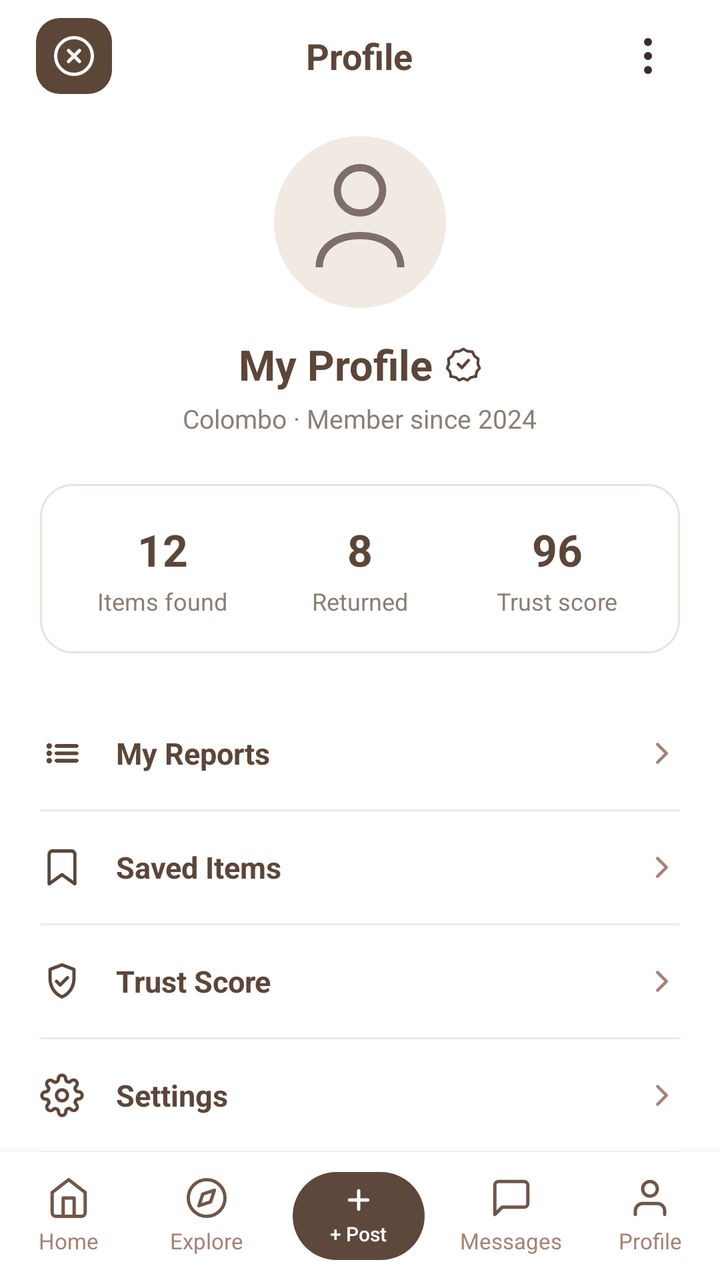
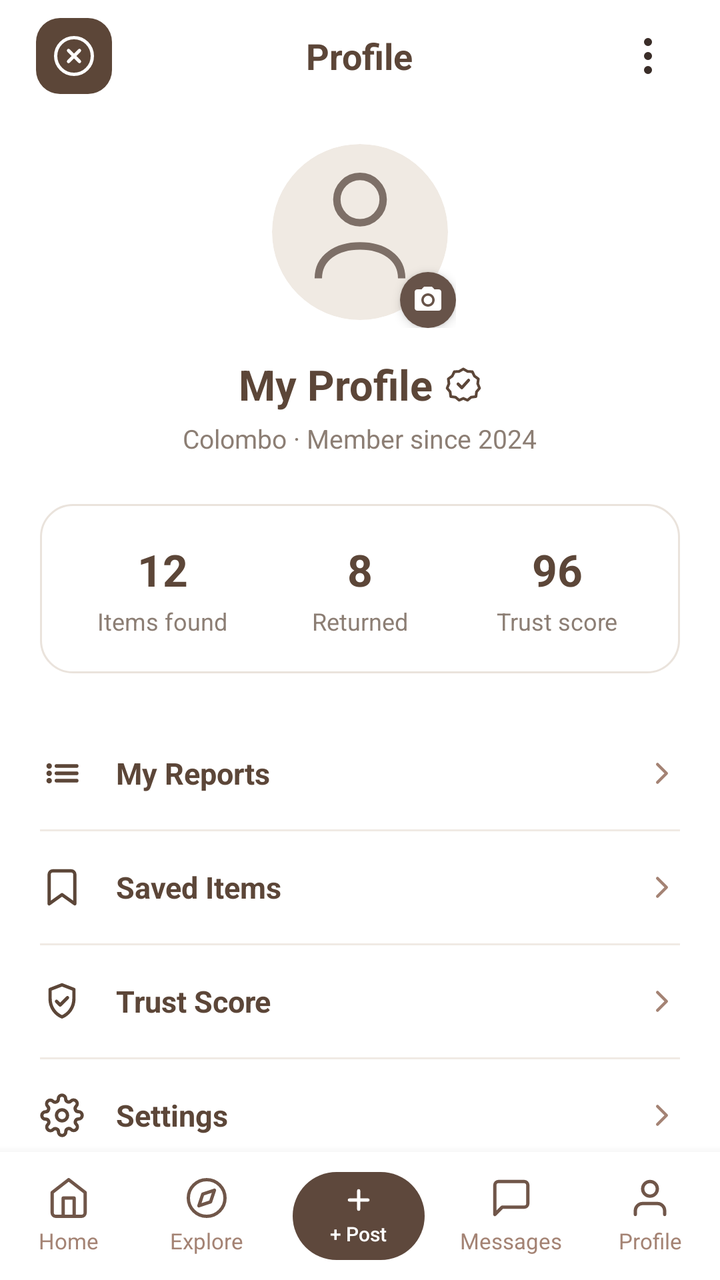

Compare the two renders of this Android layout. The source of the first and the diff that turns it into the second are given below.
<!-- AndroidManifest.xml: application theme Theme.LostAndFound -->
<!-- res/layout/fragment_profile.xml -->
<?xml version="1.0" encoding="utf-8"?>
<LinearLayout xmlns:android="http://schemas.android.com/apk/res/android"
    xmlns:app="http://schemas.android.com/apk/res-auto"
    xmlns:tools="http://schemas.android.com/tools"
    android:layout_width="match_parent"
    android:layout_height="match_parent"
    android:background="@color/white"
    android:orientation="vertical"
    tools:context=".ProfileFragment">

    
    <RelativeLayout
        android:id="@+id/headerBar"
        android:layout_width="match_parent"
        android:layout_height="56dp"
        android:paddingStart="18dp"
        android:paddingEnd="18dp">

        <ImageView
            android:id="@+id/btnClose"
            android:layout_width="38dp"
            android:layout_height="38dp"
            android:layout_alignParentStart="true"
            android:layout_centerVertical="true"
            android:background="@drawable/bg_close_btn"
            android:clickable="true"
            android:contentDescription="Close"
            android:focusable="true"
            android:padding="8dp"
            android:src="@drawable/ic_close_circle_white" />

        <TextView
            android:id="@+id/textTitle"
            android:layout_width="wrap_content"
            android:layout_height="wrap_content"
            android:layout_centerInParent="true"
            android:fontFamily="sans-serif-bold"
            android:text="Profile"
            android:textColor="#5C4638"
            android:textSize="18sp"
            android:textStyle="bold" />

        <ImageView
            android:id="@+id/btnMenu"
            android:layout_width="36dp"
            android:layout_height="36dp"
            android:layout_alignParentEnd="true"
            android:layout_centerVertical="true"
            android:background="?attr/selectableItemBackgroundBorderless"
            android:clickable="true"
            android:contentDescription="More options"
            android:focusable="true"
            android:padding="6dp"
            android:src="@drawable/ic_more_vertical" />
    </RelativeLayout>

    
    <androidx.core.widget.NestedScrollView
        android:id="@+id/scrollBox"
        android:layout_width="match_parent"
        android:layout_height="0dp"
        android:layout_weight="1"
        android:fillViewport="true"
        android:overScrollMode="never">

        <LinearLayout
            android:layout_width="match_parent"
            android:layout_height="wrap_content"
            android:orientation="vertical"
            android:paddingStart="20dp"
            android:paddingTop="12dp"
            android:paddingEnd="20dp"
            android:paddingBottom="24dp">

            
            <ImageView
                android:id="@+id/userAvatar"
                android:layout_width="86dp"
                android:layout_height="86dp"
                android:layout_gravity="center_horizontal"
                android:contentDescription="Profile avatar"
                android:src="@drawable/ic_user_avatar" />

            
            <LinearLayout
                android:layout_width="wrap_content"
                android:layout_height="wrap_content"
                android:layout_gravity="center_horizontal"
                android:layout_marginTop="14dp"
                android:gravity="center_vertical"
                android:orientation="horizontal">

                <TextView
                    android:id="@+id/userName"
                    android:layout_width="wrap_content"
                    android:layout_height="wrap_content"
                    android:fontFamily="sans-serif-bold"
                    android:text="My Profile"
                    android:textColor="#5C4638"
                    android:textSize="21sp"
                    android:textStyle="bold" />

                <ImageView
                    android:id="@+id/badgeVerified"
                    android:layout_width="18dp"
                    android:layout_height="18dp"
                    android:layout_marginStart="6dp"
                    android:contentDescription="Verified"
                    android:src="@drawable/ic_verified_badge" />
            </LinearLayout>

            
            <TextView
                android:id="@+id/userSubtitle"
                android:layout_width="wrap_content"
                android:layout_height="wrap_content"
                android:layout_gravity="center_horizontal"
                android:layout_marginTop="4dp"
                android:fontFamily="sans-serif"
                android:text="Colombo · Member since 2024"
                android:textColor="#8C7E74"
                android:textSize="13sp" />

            
            <LinearLayout
                android:id="@+id/cardStats"
                android:layout_width="match_parent"
                android:layout_height="wrap_content"
                android:layout_marginTop="24dp"
                android:background="@drawable/bg_profile_stats_card"
                android:orientation="horizontal"
                android:paddingStart="12dp"
                android:paddingTop="18dp"
                android:paddingEnd="12dp"
                android:paddingBottom="18dp">

                
                <LinearLayout
                    android:layout_width="0dp"
                    android:layout_height="wrap_content"
                    android:layout_weight="1"
                    android:gravity="center"
                    android:orientation="vertical">

                    <TextView
                        android:id="@+id/countItemsFound"
                        android:layout_width="wrap_content"
                        android:layout_height="wrap_content"
                        android:fontFamily="sans-serif-bold"
                        android:text="12"
                        android:textColor="#5C4638"
                        android:textSize="22sp"
                        android:textStyle="bold" />

                    <TextView
                        android:layout_width="wrap_content"
                        android:layout_height="wrap_content"
                        android:layout_marginTop="3dp"
                        android:fontFamily="sans-serif"
                        android:text="Items found"
                        android:textColor="#8C7E74"
                        android:textSize="12sp" />
                </LinearLayout>

                
                <LinearLayout
                    android:layout_width="0dp"
                    android:layout_height="wrap_content"
                    android:layout_weight="1"
                    android:gravity="center"
                    android:orientation="vertical">

                    <TextView
                        android:id="@+id/countItemsReturned"
                        android:layout_width="wrap_content"
                        android:layout_height="wrap_content"
                        android:fontFamily="sans-serif-bold"
                        android:text="8"
                        android:textColor="#5C4638"
                        android:textSize="22sp"
                        android:textStyle="bold" />

                    <TextView
                        android:layout_width="wrap_content"
                        android:layout_height="wrap_content"
                        android:layout_marginTop="3dp"
                        android:fontFamily="sans-serif"
                        android:text="Returned"
                        android:textColor="#8C7E74"
                        android:textSize="12sp" />
                </LinearLayout>

                
                <LinearLayout
                    android:layout_width="0dp"
                    android:layout_height="wrap_content"
                    android:layout_weight="1"
                    android:gravity="center"
                    android:orientation="vertical">

                    <TextView
                        android:id="@+id/countTrustScore"
                        android:layout_width="wrap_content"
                        android:layout_height="wrap_content"
                        android:fontFamily="sans-serif-bold"
                        android:text="96"
                        android:textColor="#5C4638"
                        android:textSize="22sp"
                        android:textStyle="bold" />

                    <TextView
                        android:layout_width="wrap_content"
                        android:layout_height="wrap_content"
                        android:layout_marginTop="3dp"
                        android:fontFamily="sans-serif"
                        android:text="Trust score"
                        android:textColor="#8C7E74"
                        android:textSize="12sp" />
                </LinearLayout>
            </LinearLayout>

            
            <LinearLayout
                android:layout_width="match_parent"
                android:layout_height="wrap_content"
                android:layout_marginTop="22dp"
                android:orientation="vertical">

                
                <LinearLayout
                    android:id="@+id/rowReports"
                    android:layout_width="match_parent"
                    android:layout_height="56dp"
                    android:clickable="true"
                    android:focusable="true"
                    android:foreground="?attr/selectableItemBackground"
                    android:gravity="center_vertical"
                    android:orientation="horizontal">

                    <ImageView
                        android:layout_width="22dp"
                        android:layout_height="22dp"
                        android:contentDescription="Reports"
                        android:src="@drawable/ic_list_view"
                        app:tint="#5C4638" />

                    <TextView
                        android:layout_width="0dp"
                        android:layout_height="wrap_content"
                        android:layout_marginStart="16dp"
                        android:layout_weight="1"
                        android:fontFamily="sans-serif-bold"
                        android:text="My Reports"
                        android:textColor="#5C4638"
                        android:textSize="15sp"
                        android:textStyle="bold" />

                    <ImageView
                        android:layout_width="18dp"
                        android:layout_height="18dp"
                        android:contentDescription="Open"
                        android:src="@drawable/ic_chevron_right" />
                </LinearLayout>

                <View
                    android:layout_width="match_parent"
                    android:layout_height="1dp"
                    android:background="#F0EAE4" />

                
                <LinearLayout
                    android:id="@+id/rowSavedItems"
                    android:layout_width="match_parent"
                    android:layout_height="56dp"
                    android:clickable="true"
                    android:focusable="true"
                    android:foreground="?attr/selectableItemBackground"
                    android:gravity="center_vertical"
                    android:orientation="horizontal">

                    <ImageView
                        android:layout_width="22dp"
                        android:layout_height="22dp"
                        android:contentDescription="Saved Items"
                        android:src="@drawable/ic_bookmark_outline"
                        app:tint="#5C4638" />

                    <TextView
                        android:layout_width="0dp"
                        android:layout_height="wrap_content"
                        android:layout_marginStart="16dp"
                        android:layout_weight="1"
                        android:fontFamily="sans-serif-bold"
                        android:text="Saved Items"
                        android:textColor="#5C4638"
                        android:textSize="15sp"
                        android:textStyle="bold" />

                    <ImageView
                        android:layout_width="18dp"
                        android:layout_height="18dp"
                        android:contentDescription="Open"
                        android:src="@drawable/ic_chevron_right" />
                </LinearLayout>

                <View
                    android:layout_width="match_parent"
                    android:layout_height="1dp"
                    android:background="#F0EAE4" />

                
                <LinearLayout
                    android:id="@+id/rowTrustScore"
                    android:layout_width="match_parent"
                    android:layout_height="56dp"
                    android:clickable="true"
                    android:focusable="true"
                    android:foreground="?attr/selectableItemBackground"
                    android:gravity="center_vertical"
                    android:orientation="horizontal">

                    <ImageView
                        android:layout_width="22dp"
                        android:layout_height="22dp"
                        android:contentDescription="Trust Score"
                        android:src="@drawable/ic_shield_check"
                        app:tint="#5C4638" />

                    <TextView
                        android:layout_width="0dp"
                        android:layout_height="wrap_content"
                        android:layout_marginStart="16dp"
                        android:layout_weight="1"
                        android:fontFamily="sans-serif-bold"
                        android:text="Trust Score"
                        android:textColor="#5C4638"
                        android:textSize="15sp"
                        android:textStyle="bold" />

                    <ImageView
                        android:layout_width="18dp"
                        android:layout_height="18dp"
                        android:contentDescription="Open"
                        android:src="@drawable/ic_chevron_right" />
                </LinearLayout>

                <View
                    android:layout_width="match_parent"
                    android:layout_height="1dp"
                    android:background="#F0EAE4" />

                
                <LinearLayout
                    android:id="@+id/rowSettings"
                    android:layout_width="match_parent"
                    android:layout_height="56dp"
                    android:clickable="true"
                    android:focusable="true"
                    android:foreground="?attr/selectableItemBackground"
                    android:gravity="center_vertical"
                    android:orientation="horizontal">

                    <ImageView
                        android:layout_width="22dp"
                        android:layout_height="22dp"
                        android:contentDescription="Settings"
                        android:src="@drawable/ic_gear_settings"
                        app:tint="#5C4638" />

                    <TextView
                        android:layout_width="0dp"
                        android:layout_height="wrap_content"
                        android:layout_marginStart="16dp"
                        android:layout_weight="1"
                        android:fontFamily="sans-serif-bold"
                        android:text="Settings"
                        android:textColor="#5C4638"
                        android:textSize="15sp"
                        android:textStyle="bold" />

                    <ImageView
                        android:layout_width="18dp"
                        android:layout_height="18dp"
                        android:contentDescription="Open"
                        android:src="@drawable/ic_chevron_right" />
                </LinearLayout>

                <View
                    android:layout_width="match_parent"
                    android:layout_height="1dp"
                    android:background="#F0EAE4" />

                
                <LinearLayout
                    android:id="@+id/rowHelp"
                    android:layout_width="match_parent"
                    android:layout_height="56dp"
                    android:clickable="true"
                    android:focusable="true"
                    android:foreground="?attr/selectableItemBackground"
                    android:gravity="center_vertical"
                    android:orientation="horizontal">

                    <ImageView
                        android:layout_width="22dp"
                        android:layout_height="22dp"
                        android:contentDescription="Help"
                        android:src="@drawable/ic_help_circle"
                        app:tint="#5C4638" />

                    <TextView
                        android:layout_width="0dp"
                        android:layout_height="wrap_content"
                        android:layout_marginStart="16dp"
                        android:layout_weight="1"
                        android:fontFamily="sans-serif-bold"
                        android:text="Help"
                        android:textColor="#5C4638"
                        android:textSize="15sp"
                        android:textStyle="bold" />

                    <ImageView
                        android:layout_width="18dp"
                        android:layout_height="18dp"
                        android:contentDescription="Open"
                        android:src="@drawable/ic_chevron_right" />
                </LinearLayout>

                <View
                    android:layout_width="match_parent"
                    android:layout_height="1dp"
                    android:background="#F0EAE4" />

                
                <LinearLayout
                    android:id="@+id/rowLogout"
                    android:layout_width="match_parent"
                    android:layout_height="56dp"
                    android:clickable="true"
                    android:focusable="true"
                    android:foreground="?attr/selectableItemBackground"
                    android:gravity="center_vertical"
                    android:orientation="horizontal">

                    <ImageView
                        android:layout_width="22dp"
                        android:layout_height="22dp"
                        android:contentDescription="Logout"
                        android:src="@drawable/ic_logout" />

                    <TextView
                        android:layout_width="0dp"
                        android:layout_height="wrap_content"
                        android:layout_marginStart="16dp"
                        android:layout_weight="1"
                        android:fontFamily="sans-serif-bold"
                        android:text="Logout"
                        android:textColor="#DE4343"
                        android:textSize="15sp"
                        android:textStyle="bold" />

                    <ImageView
                        android:layout_width="18dp"
                        android:layout_height="18dp"
                        android:contentDescription="Open"
                        android:src="@drawable/ic_chevron_right" />
                </LinearLayout>
            </LinearLayout>

        </LinearLayout>
    </androidx.core.widget.NestedScrollView>

    
    <include
        android:id="@+id/bottomNav"
        layout="@layout/fragment_bottom_nav"
        android:layout_width="match_parent"
        android:layout_height="64dp" />

</LinearLayout>
<!-- res/layout/fragment_bottom_nav.xml (included above) -->
<?xml version="1.0" encoding="utf-8"?>
<LinearLayout xmlns:android="http://schemas.android.com/apk/res/android"
    android:id="@+id/navCard"
    android:layout_width="match_parent"
    android:layout_height="64dp"
    android:background="@color/white"
    android:baselineAligned="false"
    android:elevation="8dp"
    android:gravity="center_vertical"
    android:orientation="horizontal">

    
    <LinearLayout
        android:id="@+id/tabHome"
        android:layout_width="0dp"
        android:layout_height="match_parent"
        android:layout_weight="1"
        android:clickable="true"
        android:focusable="true"
        android:gravity="center"
        android:orientation="vertical">

        <ImageView
            android:id="@+id/imgHome"
            android:layout_width="22dp"
            android:layout_height="22dp"
            android:contentDescription="Home"
            android:src="@drawable/ic_nav_home" />

        <TextView
            android:id="@+id/lblHome"
            android:layout_width="wrap_content"
            android:layout_height="wrap_content"
            android:layout_marginTop="3dp"
            android:fontFamily="sans-serif"
            android:text="Home"
            android:textColor="@color/text_secondary"
            android:textSize="11sp" />
    </LinearLayout>

    
    <LinearLayout
        android:id="@+id/tabExplore"
        android:layout_width="0dp"
        android:layout_height="match_parent"
        android:layout_weight="1"
        android:clickable="true"
        android:focusable="true"
        android:gravity="center"
        android:orientation="vertical">

        <ImageView
            android:id="@+id/imgExplore"
            android:layout_width="22dp"
            android:layout_height="22dp"
            android:contentDescription="Explore"
            android:src="@drawable/ic_nav_explore" />

        <TextView
            android:id="@+id/lblExplore"
            android:layout_width="wrap_content"
            android:layout_height="wrap_content"
            android:layout_marginTop="3dp"
            android:fontFamily="sans-serif"
            android:text="Explore"
            android:textColor="@color/text_secondary"
            android:textSize="11sp" />
    </LinearLayout>

    
    <LinearLayout
        android:id="@+id/tabPost"
        android:layout_width="0dp"
        android:layout_height="match_parent"
        android:layout_weight="1.2"
        android:clickable="true"
        android:focusable="true"
        android:gravity="center">

        <LinearLayout
            android:id="@+id/btnPostPill"
            android:layout_width="66dp"
            android:layout_height="44dp"
            android:background="@drawable/bg_nav_post_pill"
            android:gravity="center"
            android:orientation="vertical">

            <ImageView
                android:layout_width="16dp"
                android:layout_height="16dp"
                android:contentDescription="Post"
                android:src="@drawable/ic_nav_plus" />

            <TextView
                android:id="@+id/lblPost"
                android:layout_width="wrap_content"
                android:layout_height="wrap_content"
                android:layout_marginTop="2dp"
                android:fontFamily="sans-serif-medium"
                android:text="+ Post"
                android:textColor="@color/white"
                android:textSize="10sp" />
        </LinearLayout>
    </LinearLayout>

    
    <LinearLayout
        android:id="@+id/tabMessages"
        android:layout_width="0dp"
        android:layout_height="match_parent"
        android:layout_weight="1"
        android:clickable="true"
        android:focusable="true"
        android:gravity="center"
        android:orientation="vertical">

        <ImageView
            android:id="@+id/imgMessages"
            android:layout_width="22dp"
            android:layout_height="22dp"
            android:contentDescription="Messages"
            android:src="@drawable/ic_nav_messages" />

        <TextView
            android:id="@+id/lblMessages"
            android:layout_width="wrap_content"
            android:layout_height="wrap_content"
            android:layout_marginTop="3dp"
            android:fontFamily="sans-serif"
            android:text="Messages"
            android:textColor="@color/text_secondary"
            android:textSize="11sp" />
    </LinearLayout>

    
    <LinearLayout
        android:id="@+id/tabProfile"
        android:layout_width="0dp"
        android:layout_height="match_parent"
        android:layout_weight="1"
        android:clickable="true"
        android:focusable="true"
        android:gravity="center"
        android:orientation="vertical">

        <ImageView
            android:id="@+id/imgProfile"
            android:layout_width="22dp"
            android:layout_height="22dp"
            android:contentDescription="Profile"
            android:src="@drawable/ic_nav_profile" />

        <TextView
            android:id="@+id/lblProfile"
            android:layout_width="wrap_content"
            android:layout_height="wrap_content"
            android:layout_marginTop="3dp"
            android:fontFamily="sans-serif"
            android:text="Profile"
            android:textColor="@color/text_secondary"
            android:textSize="11sp" />
    </LinearLayout>

</LinearLayout>
<!-- resources referenced by this layout -->
<resources>
  <color name="text_secondary">#FFA48374</color>
  <color name="white">#FFFFFFFF</color>
  <!-- drawable bg_close_btn (drawable) -->
  <?xml version="1.0" encoding="utf-8"?>
  <shape xmlns:android="http://schemas.android.com/apk/res/android"
      android:shape="rectangle">
      <corners android:radius="12dp" />
      <solid android:color="#5C4638" />
  </shape>
  <!-- drawable bg_nav_post_pill (drawable) -->
  <?xml version="1.0" encoding="utf-8"?>
  <shape xmlns:android="http://schemas.android.com/apk/res/android"
      android:shape="rectangle">
      <corners android:radius="22dp" />
      <solid android:color="#5E483C" />
  </shape>
  <!-- drawable bg_profile_stats_card (drawable) -->
  <?xml version="1.0" encoding="utf-8"?>
  <shape xmlns:android="http://schemas.android.com/apk/res/android"
      android:shape="rectangle">
      <corners android:radius="16dp" />
      <solid android:color="@color/white" />
      <stroke
          android:width="1dp"
          android:color="#EAE3DC" />
  </shape>
  <!-- drawable ic_chevron_right (drawable) -->
  <vector xmlns:android="http://schemas.android.com/apk/res/android"
      android:width="20dp"
      android:height="20dp"
      android:viewportWidth="24"
      android:viewportHeight="24">
    <path
        android:fillColor="@android:color/transparent"
        android:strokeColor="#A48374"
        android:strokeWidth="2"
        android:strokeLineCap="round"
        android:strokeLineJoin="round"
        android:pathData="M9,18l6,-6 -6,-6" />
  </vector>
  <!-- drawable ic_more_vertical (drawable) -->
  <vector xmlns:android="http://schemas.android.com/apk/res/android"
      android:width="24dp"
      android:height="24dp"
      android:viewportWidth="24"
      android:viewportHeight="24">
    <path
        android:fillColor="#3A2D28"
        android:pathData="M12,5m-2,0a2,2 0 1,1 4,0a2,2 0 1,1 -4,0M12,12m-2,0a2,2 0 1,1 4,0a2,2 0 1,1 -4,0M12,19m-2,0a2,2 0 1,1 4,0a2,2 0 1,1 -4,0" />
  </vector>
  <!-- drawable ic_nav_plus (drawable) -->
  <vector xmlns:android="http://schemas.android.com/apk/res/android"
      android:width="20dp"
      android:height="20dp"
      android:viewportWidth="24"
      android:viewportHeight="24">
    <path
        android:fillColor="@android:color/transparent"
        android:strokeColor="#FFFFFF"
        android:strokeWidth="2.4"
        android:strokeLineCap="round"
        android:pathData="M12,5 V19 M5,12 H19" />
  </vector>
  <style name="Theme.LostAndFound" parent="Base.Theme.LostAndFound" />
  <style name="Base.Theme.LostAndFound" parent="Theme.Material3.DayNight.NoActionBar">
          
          <item name="android:statusBarColor">@color/white</item>
          <item name="android:windowLightStatusBar" tools:targetApi="m">true</item>
          <item name="android:navigationBarColor">@color/white</item>
          <item name="android:windowLightNavigationBar" tools:targetApi="o_mr1">true</item>
      </style>
  <!-- unchanged entries left out for length: 13 -->
</resources>

<!-- the commit's change to res/layout/fragment_profile.xml (unified diff, before → after) -->
@@ -73,13 +73,35 @@
             android:paddingBottom="24dp">
 
             
-            <ImageView
-                android:id="@+id/userAvatar"
-                android:layout_width="86dp"
-                android:layout_height="86dp"
+            <FrameLayout
+                android:id="@+id/boxAvatarContainer"
+                android:layout_width="96dp"
+                android:layout_height="96dp"
                 android:layout_gravity="center_horizontal"
-                android:contentDescription="Profile avatar"
-                android:src="@drawable/ic_user_avatar" />
+                android:clickable="true"
+                android:focusable="true">
+
+                <com.google.android.material.imageview.ShapeableImageView
+                    android:id="@+id/userAvatar"
+                    android:layout_width="88dp"
+                    android:layout_height="88dp"
+                    android:layout_gravity="center"
+                    android:contentDescription="Profile avatar"
+                    android:scaleType="centerCrop"
+                    android:src="@drawable/ic_user_avatar"
+                    app:shapeAppearanceOverlay="@style/ShapeAppearance.Circle" />
+
+                <ImageView
+                    android:layout_width="28dp"
+                    android:layout_height="28dp"
+                    android:layout_gravity="bottom|end"
+                    android:background="@drawable/bg_squircle_dark"
+                    android:contentDescription="Upload Photo"
+                    android:elevation="3dp"
+                    android:padding="6dp"
+                    android:src="@drawable/ic_camera"
+                    app:tint="@color/white" />
+            </FrameLayout>
 
             
             <LinearLayout
<!-- resource entries referenced after the edit -->
@@ -26,6 +26,26 @@
           android:width="1dp"
           android:color="#EAE3DC" />
   </shape>
+  <!-- drawable bg_squircle_dark (drawable) -->
+  <?xml version="1.0" encoding="utf-8"?>
+  <shape xmlns:android="http://schemas.android.com/apk/res/android"
+      android:shape="rectangle">
+      <corners android:radius="14dp" />
+      <solid android:color="#675349" />
+  </shape>
+  <!-- drawable ic_camera (drawable) -->
+  <vector xmlns:android="http://schemas.android.com/apk/res/android"
+      android:width="24dp"
+      android:height="24dp"
+      android:viewportWidth="24"
+      android:viewportHeight="24">
+      <path
+          android:fillColor="#FFFFFFFF"
+          android:pathData="M12,12m-3.2,0a3.2,3.2 0,1 1,6.4 0a3.2,3.2 0,1 1,-6.4 0" />
+      <path
+          android:fillColor="#FFFFFFFF"
+          android:pathData="M9,2L7.17,4H4c-1.1,0 -2,0.9 -2,2v12c0,1.1 0.9,2 2,2h16c1.1,0 2,-0.9 2,-2V6c0,-1.1 -0.9,-2 -2,-2h-3.17L15,2H9zm3,15c-2.76,0 -5,-2.24 -5,-5s2.24,-5 5,-5 5,2.24 5,5 -2.24,5 -5,5z" />
+  </vector>
   <!-- drawable ic_chevron_right (drawable) -->
   <vector xmlns:android="http://schemas.android.com/apk/res/android"
       android:width="20dp"
@@ -63,6 +83,10 @@
         android:strokeLineCap="round"
         android:pathData="M12,5 V19 M5,12 H19" />
   </vector>
+  <style name="ShapeAppearance.Circle" parent="">
+          <item name="cornerFamily">rounded</item>
+          <item name="cornerSize">50%</item>
+      </style>
   <style name="Theme.LostAndFound" parent="Base.Theme.LostAndFound" />
   <style name="Base.Theme.LostAndFound" parent="Theme.Material3.DayNight.NoActionBar">
           
